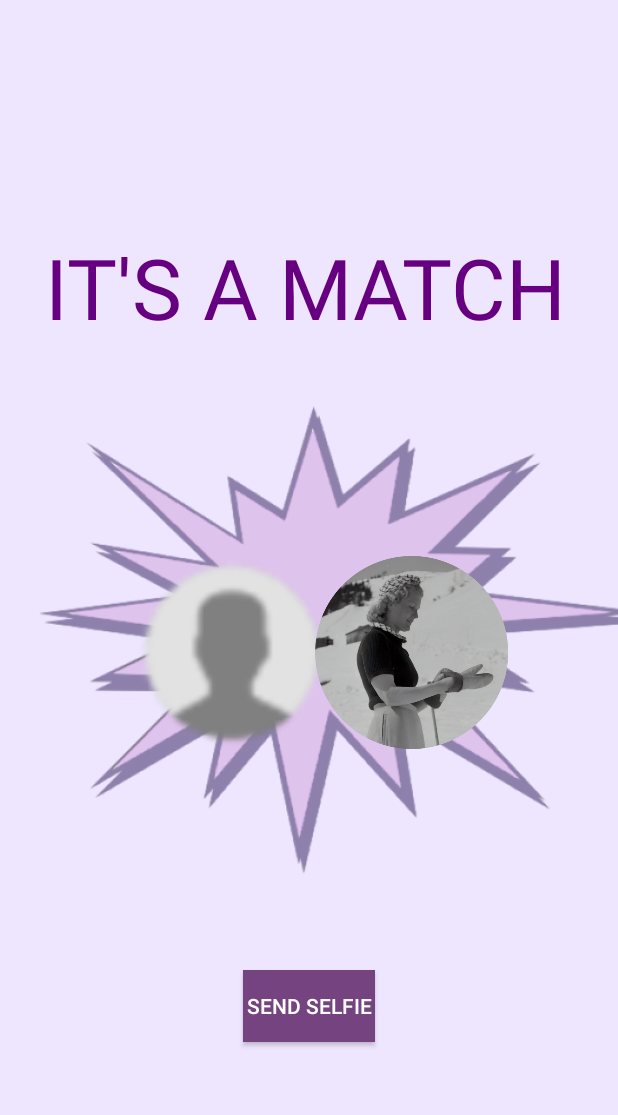
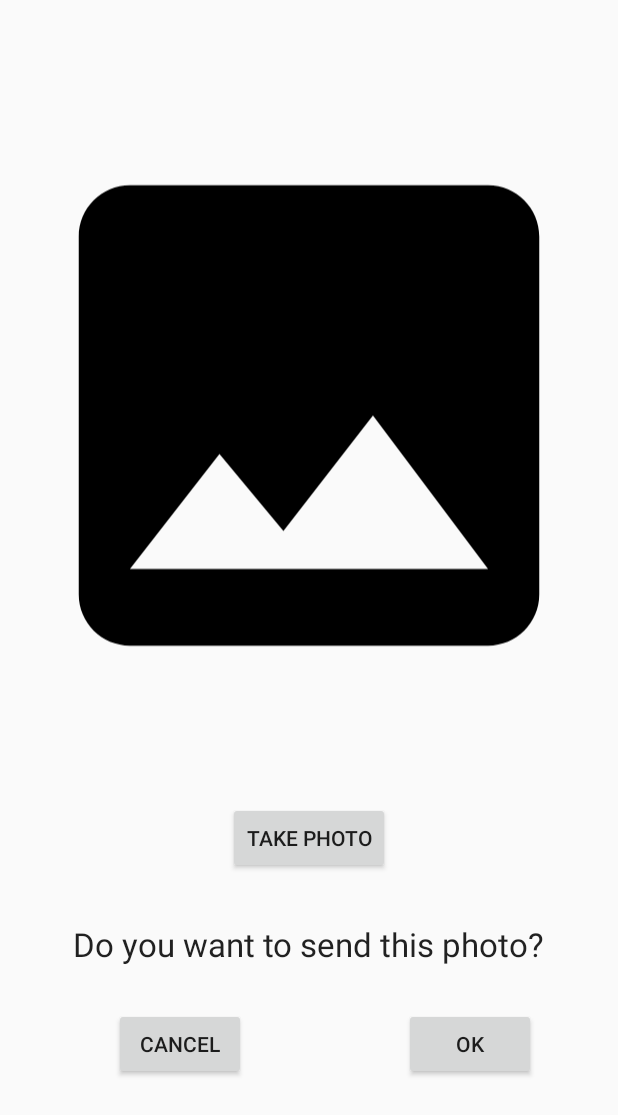
Before and after one commit to Nathan-Nesbitt/OKBoomer, an Android app: the matchScreen screen opened directly, with no data from a screen before it, after a tap on "SEND SELFIE", on a phone screen of 412 x 824 dp. Shown: the top 1115 px of the screen. Run offline under Robolectric (Android 15) with nearby library versions, the phone set to English and light mode, and no system bars.

Commit message:
able to take a selfie now for matches

```diff
--- a/High Fidelity Prototype/app/build.gradle
+++ b/High Fidelity Prototype/app/build.gradle
@@ -32,4 +32,5 @@ dependencies {
     implementation 'androidx.cardview:cardview:1.0.0'
     implementation 'androidx.recyclerview:recyclerview:1.0.0'
     implementation 'androidx.recyclerview:recyclerview:1.0.0'
+    android.defaultConfig.vectorDrawables.useSupportLibrary = true
 }
--- a/High Fidelity Prototype/app/src/main/AndroidManifest.xml
+++ b/High Fidelity Prototype/app/src/main/AndroidManifest.xml
@@ -9,11 +9,9 @@
         android:roundIcon="@mipmap/ic_launcher_round"
         android:supportsRtl="true"
         android:theme="@style/AppTheme">
-        <activity android:name=".matchScreen"></activity>
+        <activity android:name=".takeSelfie"></activity>
+        <activity android:name=".matchScreen" />
         <activity android:name=".specific_chat" />
-        <activity
-            android:name=".ui.login.LoginActivity"
-            android:label="@string/title_activity_login" />
         <activity android:name=".message_general" />
         <activity android:name=".mainSelection" />
         <activity android:name=".createAccount1" />
@@ -25,5 +23,7 @@
             </intent-filter>
         </activity>
     </application>
-
+    <uses-feature android:name="android.hardware.camera"
+        android:required="true" />
+    <uses-permission android:name="android.permission.CAMERA" />
 </manifest>
--- a/High Fidelity Prototype/app/src/main/java/com/example/okboomerprototype/matchScreen.java
+++ b/High Fidelity Prototype/app/src/main/java/com/example/okboomerprototype/matchScreen.java
@@ -3,12 +3,17 @@ package com.example.okboomerprototype;
 import androidx.appcompat.app.AppCompatActivity;
 
 import android.content.Intent;
+import android.graphics.Bitmap;
 import android.os.Bundle;
+import android.provider.MediaStore;
 import android.view.View;
+import android.widget.Button;
 import android.widget.ImageView;
 
 public class matchScreen extends AppCompatActivity {
     Intent intent;
+    Button b;
+    static final int REQUEST_IMAGE_CAPTURE = 1;
     @Override
     protected void onCreate(Bundle savedInstanceState) {
         super.onCreate(savedInstanceState);
@@ -20,6 +25,8 @@ public class matchScreen extends AppCompatActivity {
     }
 
     public void sendSelfie(View view){
+        intent = new Intent(this, takeSelfie.class);
+        startActivity(intent);
+    }
 
-    }
 }
--- /dev/null
+++ b/High Fidelity Prototype/app/src/main/java/com/example/okboomerprototype/takeSelfie.java
@@ -0,0 +1,92 @@
+package com.example.okboomerprototype;
+
+import androidx.annotation.NonNull;
+import androidx.annotation.RequiresApi;
+import androidx.appcompat.app.AppCompatActivity;
+
+import android.Manifest;
+import android.app.Activity;
+import android.content.Context;
+import android.content.Intent;
+import android.content.pm.PackageManager;
+import android.graphics.Bitmap;
+import android.net.Uri;
+import android.os.Build;
+import android.os.Bundle;
+import android.os.Environment;
+import android.provider.MediaStore;
+import android.util.Log;
+import android.view.View;
+import android.widget.Button;
+import android.widget.ImageView;
+import android.widget.Toast;
+
+import java.io.File;
+import java.io.IOException;
+import java.text.SimpleDateFormat;
+import java.util.Date;
+
+public class takeSelfie extends AppCompatActivity {
+    static final int REQUEST_IMAGE_CAPTURE = 1;
+    private Bitmap mImageBitmap;
+    private String mCurrentPhotoPath;
+    private ImageView mImageView;
+    Button button;
+    private static final int CAMERA_REQUEST = 1888;
+    private ImageView imageView;
+    private static final int MY_CAMERA_PERMISSION_CODE = 100;
+
+    @Override
+    public void onCreate(Bundle savedInstanceState)
+    {
+        super.onCreate(savedInstanceState);
+        setContentView(R.layout.activity_take_selfie);
+        this.imageView = (ImageView)this.findViewById(R.id.imageView4);
+        Button photoButton = (Button) this.findViewById(R.id.button2);
+        photoButton.setOnClickListener(new View.OnClickListener()
+        {
+            @RequiresApi(api = Build.VERSION_CODES.M)
+            @Override
+            public void onClick(View v)
+            {
+                if (checkSelfPermission(Manifest.permission.CAMERA) != PackageManager.PERMISSION_GRANTED)
+                {
+                    requestPermissions(new String[]{Manifest.permission.CAMERA}, MY_CAMERA_PERMISSION_CODE);
+                }
+                else
+                {
+                    Intent cameraIntent = new Intent(android.provider.MediaStore.ACTION_IMAGE_CAPTURE);
+                    startActivityForResult(cameraIntent, CAMERA_REQUEST);
+                }
+            }
+        });
+    }
+
+    @Override
+    public void onRequestPermissionsResult(int requestCode, @NonNull String[] permissions, @NonNull int[] grantResults)
+    {
+        super.onRequestPermissionsResult(requestCode, permissions, grantResults);
+        if (requestCode == MY_CAMERA_PERMISSION_CODE)
+        {
+            if (grantResults[0] == PackageManager.PERMISSION_GRANTED)
+            {
+                Toast.makeText(this, "camera permission granted", Toast.LENGTH_LONG).show();
+                Intent cameraIntent = new Intent(android.provider.MediaStore.ACTION_IMAGE_CAPTURE);
+                startActivityForResult(cameraIntent, CAMERA_REQUEST);
+            }
+            else
+            {
+                Toast.makeText(this, "camera permission denied", Toast.LENGTH_LONG).show();
+            }
+        }
+    }
+
+    @Override
+    protected void onActivityResult(int requestCode, int resultCode, Intent data) {
+        super.onActivityResult(requestCode, resultCode, data);
+        if (requestCode == CAMERA_REQUEST && resultCode == Activity.RESULT_OK) {
+            Bitmap photo = (Bitmap) data.getExtras().get("data");
+            imageView.setImageBitmap(photo);
+        }
+    }
+}
--- /dev/null
+++ b/High Fidelity Prototype/app/src/main/res/drawable/ic_image_black_24dp.xml
@@ -0,0 +1,9 @@
+<vector xmlns:android="http://schemas.android.com/apk/res/android"
+        android:width="24dp"
+        android:height="24dp"
+        android:viewportWidth="24.0"
+        android:viewportHeight="24.0">
+    <path
+        android:fillColor="#FF000000"
+        android:pathData="M21,19V5c0,-1.1 -0.9,-2 -2,-2H5c-1.1,0 -2,0.9 -2,2v14c0,1.1 0.9,2 2,2h14c1.1,0 2,-0.9 2,-2zM8.5,13.5l2.5,3.01L14.5,12l4.5,6H5l3.5,-4.5z"/>
+</vector>
--- /dev/null
+++ b/High Fidelity Prototype/app/src/main/res/layout/activity_take_selfie.xml
@@ -0,0 +1,68 @@
+<?xml version="1.0" encoding="utf-8"?>
+<androidx.constraintlayout.widget.ConstraintLayout xmlns:android="http://schemas.android.com/apk/res/android"
+    xmlns:app="http://schemas.android.com/apk/res-auto"
+    xmlns:tools="http://schemas.android.com/tools"
+    android:layout_width="match_parent"
+    android:layout_height="match_parent"
+    tools:context=".takeSelfie">
+
+    <ImageView
+        android:id="@+id/imageView4"
+        android:layout_width="0dp"
+        android:layout_height="0dp"
+        android:layout_marginStart="1dp"
+        android:layout_marginLeft="1dp"
+        android:layout_marginTop="51dp"
+        android:layout_marginEnd="1dp"
+        android:layout_marginRight="1dp"
+        android:layout_marginBottom="32dp"
+        app:layout_constraintBottom_toTopOf="@+id/button2"
+        app:layout_constraintEnd_toEndOf="parent"
+        app:layout_constraintStart_toStartOf="parent"
+        app:layout_constraintTop_toTopOf="parent"
+        app:srcCompat="@drawable/ic_image_black_24dp"
+        tools:ignore="VectorDrawableCompat" />
+
+    <Button
+        android:id="@+id/button2"
+        android:layout_width="wrap_content"
+        android:layout_height="wrap_content"
+        android:layout_marginBottom="32dp"
+        android:text="Take Photo"
+        app:layout_constraintBottom_toTopOf="@+id/textView7"
+        app:layout_constraintEnd_toEndOf="parent"
+        app:layout_constraintStart_toStartOf="parent" />
+
+    <Button
+        android:id="@+id/button3"
+        android:layout_width="wrap_content"
+        android:layout_height="wrap_content"
+        android:layout_marginStart="27dp"
+        android:layout_marginLeft="27dp"
+        android:layout_marginTop="28dp"
+        android:text="@android:string/no"
+        app:layout_constraintStart_toStartOf="@+id/textView7"
+        app:layout_constraintTop_toBottomOf="@+id/textView7" />
+
+    <Button
+        android:id="@+id/button4"
+        android:layout_width="wrap_content"
+        android:layout_height="wrap_content"
+        android:layout_marginTop="28dp"
+        android:layout_marginEnd="6dp"
+        android:layout_marginRight="6dp"
+        android:text="@android:string/yes"
+        app:layout_constraintEnd_toEndOf="@+id/textView7"
+        app:layout_constraintTop_toBottomOf="@+id/textView7" />
+
+    <TextView
+        android:id="@+id/textView7"
+        android:layout_width="wrap_content"
+        android:layout_height="wrap_content"
+        android:layout_marginBottom="180dp"
+        android:text="Do you want to send this photo?"
+        android:textAppearance="@style/TextAppearance.AppCompat.Large"
+        app:layout_constraintBottom_toBottomOf="parent"
+        app:layout_constraintEnd_toEndOf="parent"
+        app:layout_constraintStart_toStartOf="parent" />
+</androidx.constraintlayout.widget.ConstraintLayout>
```
Also changed, not shown: 4 other files.
